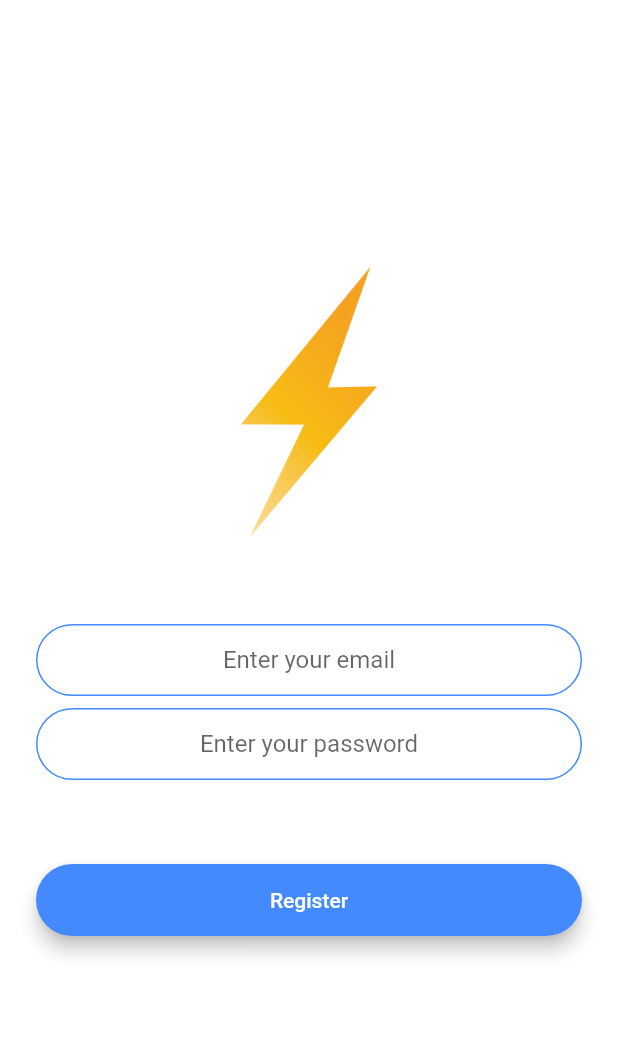
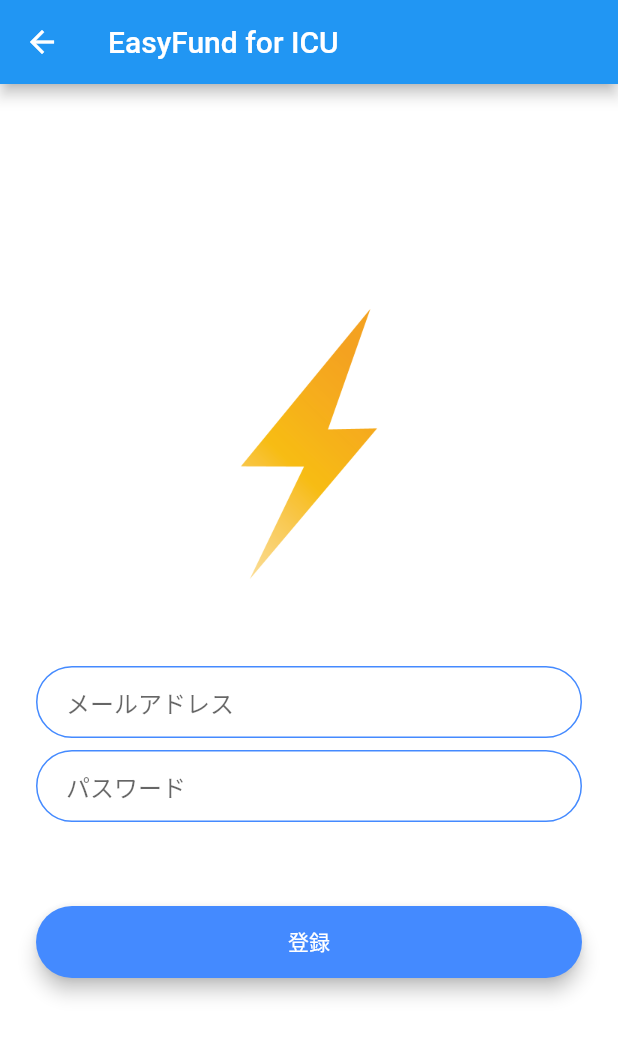
Before and after one commit to mafreud/developer_bidding, a Flutter app: the RegistrationScreen screen opened by its route, on a phone screen of 412 x 824 dp. Shown: the top 1037 px of the screen. Run offline on Flutter 3.47's test engine with Material 2 defaults, Android fonts, the phone set to English and light mode, and no system bars; our stand-ins replace animated_text_kit, cloud_firestore, firebase_auth, modal_progress_hud; accounts and stored records are empty.

Commit message:
change ui

```diff
--- a/lib/screens/login_screen.dart
+++ b/lib/screens/login_screen.dart
@@ -6,14 +6,12 @@ import 'package:firebase_auth/firebase_auth.dart';
 import 'package:modal_progress_hud/modal_progress_hud.dart';
 
 class LoginScreen extends StatefulWidget {
-
   static String id = 'login_screen';
   @override
   _LoginScreenState createState() => _LoginScreenState();
 }
 
 class _LoginScreenState extends State<LoginScreen> {
-
   final _auth = FirebaseAuth.instance;
   bool showSpiner = false;
   String email;
@@ -22,6 +20,10 @@ class _LoginScreenState extends State<LoginScreen> {
   @override
   Widget build(BuildContext context) {
     return Scaffold(
+      appBar: AppBar(
+        backgroundColor: Colors.blue,
+        title: Text('EasyFund for ICU'),
+      ),
       backgroundColor: Colors.white,
       body: ModalProgressHUD(
         inAsyncCall: showSpiner,
@@ -48,7 +50,7 @@ class _LoginScreenState extends State<LoginScreen> {
                   //Do something with the user input.
                   email = value;
                 },
-                decoration: kTextFieldDecoration.copyWith(hintText: 'Enter your email'),
+                decoration: kTextFieldDecoration.copyWith(hintText: 'メールアドレス'),
               ),
               SizedBox(
                 height: 8.0,
@@ -58,7 +60,7 @@ class _LoginScreenState extends State<LoginScreen> {
                   //Do something with the user input.
                   password = value;
                 },
-                decoration: kTextFieldDecoration.copyWith(hintText: 'Enter your password'),
+                decoration: kTextFieldDecoration.copyWith(hintText: 'パスワード'),
               ),
               SizedBox(
                 height: 24.0,
@@ -67,26 +69,26 @@ class _LoginScreenState extends State<LoginScreen> {
                 padding: EdgeInsets.symmetric(vertical: 16.0),
                 child: RoundedButton(
                   buttonColor: Colors.lightBlueAccent,
-                    buttonPressed: (){
+                  buttonPressed: () {
                     setState(() {
                       showSpiner = true;
                     });
-                      try{
-                        final user = _auth.signInWithEmailAndPassword(email: email, password: password);
+                    try {
+                      final user = _auth.signInWithEmailAndPassword(
+                          email: email, password: password);
 
-                        if (user != null){
+                      if (user != null) {
                         Navigator.pushNamed(context, ChatScreen.id);
                       }
                       setState(() {
                         showSpiner = true;
                       });
-                      }
-                      catch (e){
+                    } catch (e) {
                       print(e);
                     }
-
                   },
-                    buttonText: 'Log in',),
+                  buttonText: 'ログイン',
+                ),
               ),
             ],
           ),
--- a/lib/screens/registration_screen.dart
+++ b/lib/screens/registration_screen.dart
@@ -6,14 +6,12 @@ import 'chat_screen.dart';
 import 'package:modal_progress_hud/modal_progress_hud.dart';
 
 class RegistrationScreen extends StatefulWidget {
-
   static String id = 'registration_screen';
   @override
   _RegistrationScreenState createState() => _RegistrationScreenState();
 }
 
 class _RegistrationScreenState extends State<RegistrationScreen> {
-
   bool showSpiner = false;
 
   final _auth = FirebaseAuth.instance;
@@ -23,6 +21,10 @@ class _RegistrationScreenState extends State<RegistrationScreen> {
   @override
   Widget build(BuildContext context) {
     return Scaffold(
+      appBar: AppBar(
+        backgroundColor: Colors.blue,
+        title: Text('EasyFund for ICU'),
+      ),
       backgroundColor: Colors.white,
       body: ModalProgressHUD(
         inAsyncCall: showSpiner,
@@ -46,24 +48,22 @@ class _RegistrationScreenState extends State<RegistrationScreen> {
               ),
               TextField(
                 keyboardType: TextInputType.emailAddress,
-                textAlign: TextAlign.center,
                 onChanged: (value) {
                   //Do something with the user input.
                   email = value;
                 },
-                decoration: kTextFieldDecoration.copyWith(hintText: 'Enter your email'),
+                decoration: kTextFieldDecoration.copyWith(hintText: 'メールアドレス'),
               ),
               SizedBox(
                 height: 8.0,
               ),
               TextField(
                 obscureText: true,
-                textAlign: TextAlign.center,
                 onChanged: (value) {
                   //Do something with the user input.
                   password = value;
                 },
-                decoration: kTextFieldDecoration.copyWith(hintText: 'Enter your password'),
+                decoration: kTextFieldDecoration.copyWith(hintText: 'パスワード'),
               ),
               SizedBox(
                 height: 24.0,
@@ -71,29 +71,29 @@ class _RegistrationScreenState extends State<RegistrationScreen> {
               Padding(
                 padding: EdgeInsets.symmetric(vertical: 16.0),
                 child: RoundedButton(
-                      buttonText: 'Register',
-                      buttonColor:Colors.blueAccent,
-                      buttonPressed: () async{
+                    buttonText: '登録',
+                    buttonColor: Colors.blueAccent,
+                    buttonPressed: () async {
                       setState(() {
                         showSpiner = true;
                       });
                       try {
-                          final newUser = await _auth
-                              .createUserWithEmailAndPassword(
+                        final newUser =
+                            await _auth.createUserWithEmailAndPassword(
                                 email: email, password: password);
-                          if (newUser != null){
+                        if (newUser != null) {
                           Navigator.pushNamed(context, ChatScreen.id);
                         }
                         setState(() {
                           showSpiner = false;
                         });
-                        }
-                        catch(e){
+                      } catch (e) {
                         print(e);
-                          setState((){
+                        setState(() {
                           showSpiner = false;
                         });
-                        };
+                      }
+                      ;
                     }),
               ),
             ],
```
Lines whose indentation alone changed are shown as unchanged.
